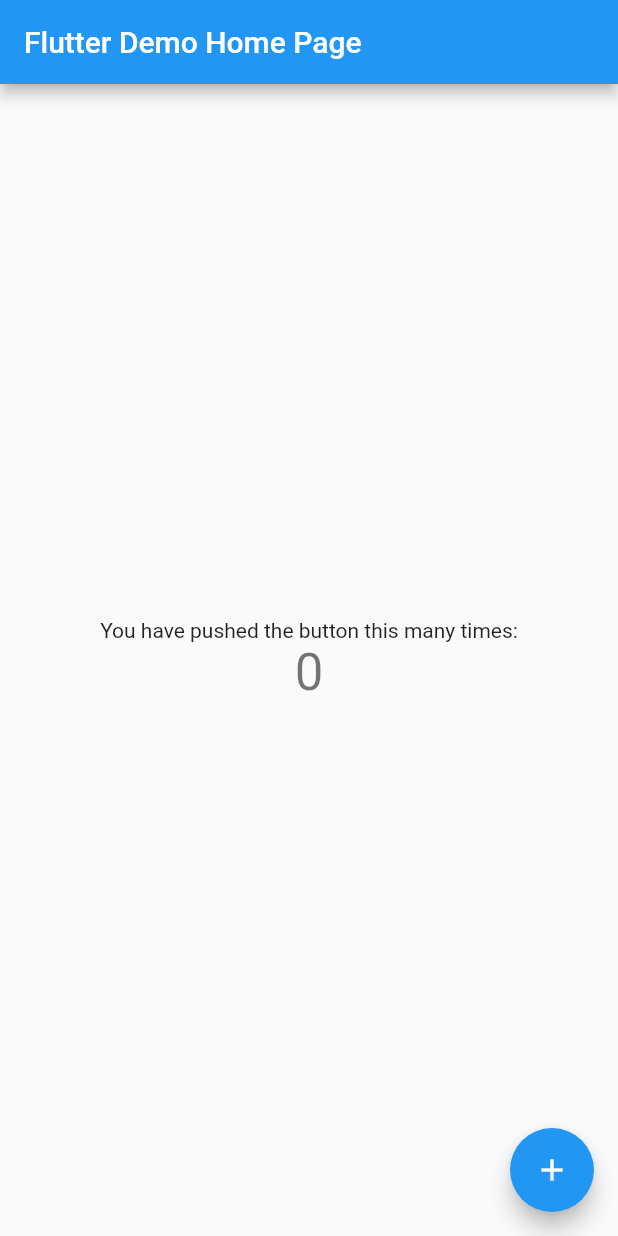
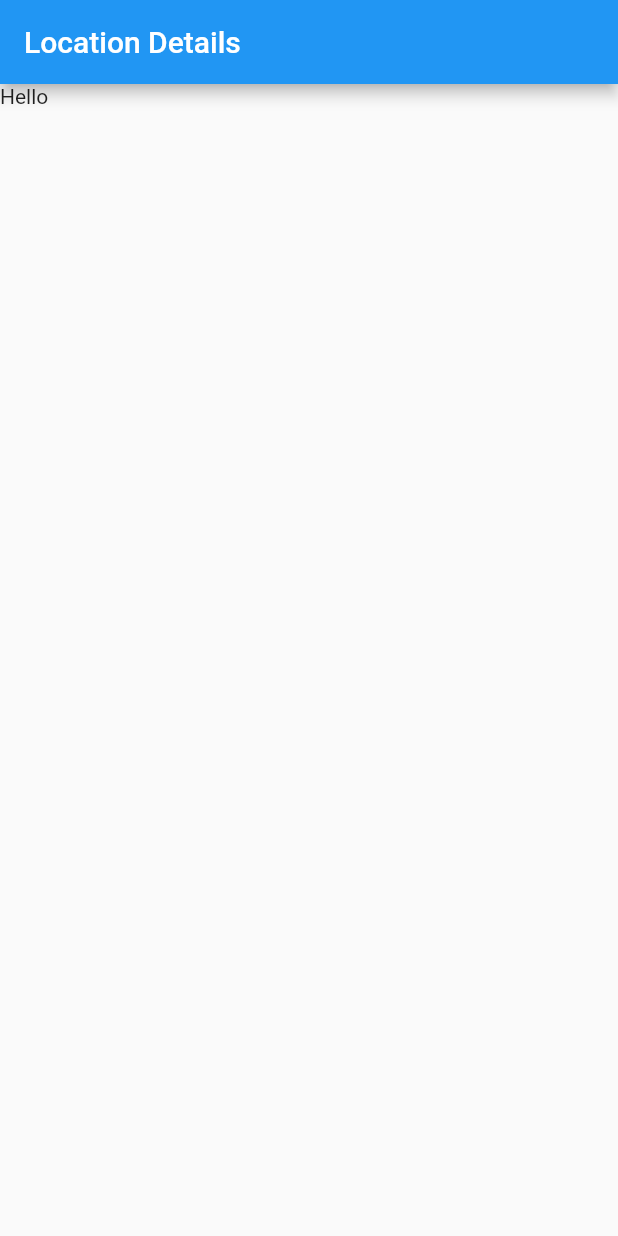
Before and after one commit to rahat1994/flutter_demo, a Flutter app: the screen it shows after launch, on a phone screen of 412 x 824 dp. Run offline on Flutter 3.47's test engine with Material 2 defaults, Android fonts, the phone set to English and light mode, and no system bars.

Commit message:
Added location details widget

```diff
--- /dev/null
+++ b/lib/app.dart
@@ -0,0 +1,15 @@
+import 'package:flutter/material.dart';
+import 'screens/location_detail/location_detail.dart';
+
+class App extends StatelessWidget {
+  @override
+  Widget build(BuildContext context) {
+
+    return MaterialApp(
+      home: LocationDetail(),
+    );
+  }
+
+
+
+}
--- a/lib/main.dart
+++ b/lib/main.dart
@@ -1,111 +1,4 @@
 import 'package:flutter/material.dart';
+import 'app.dart';
 
-void main() => runApp(MyApp());
-
-class MyApp extends StatelessWidget {
-  // This widget is the root of your application.
-  @override
-  Widget build(BuildContext context) {
-    return MaterialApp(
-      title: 'Flutter Demo',
-      theme: ThemeData(
-        // This is the theme of your application.
-        //
-        // Try running your application with "flutter run". You'll see the
-        // application has a blue toolbar. Then, without quitting the app, try
-        // changing the primarySwatch below to Colors.green and then invoke
-        // "hot reload" (press "r" in the console where you ran "flutter run",
-        // or simply save your changes to "hot reload" in a Flutter IDE).
-        // Notice that the counter didn't reset back to zero; the application
-        // is not restarted.
-        primarySwatch: Colors.blue,
-      ),
-      home: MyHomePage(title: 'Flutter Demo Home Page'),
-    );
-  }
-}
-
-class MyHomePage extends StatefulWidget {
-  MyHomePage({Key key, this.title}) : super(key: key);
-
-  // This widget is the home page of your application. It is stateful, meaning
-  // that it has a State object (defined below) that contains fields that affect
-  // how it looks.
-
-  // This class is the configuration for the state. It holds the values (in this
-  // case the title) provided by the parent (in this case the App widget) and
-  // used by the build method of the State. Fields in a Widget subclass are
-  // always marked "final".
-
-  final String title;
-
-  @override
-  _MyHomePageState createState() => _MyHomePageState();
-}
-
-class _MyHomePageState extends State<MyHomePage> {
-  int _counter = 0;
-
-  void _incrementCounter() {
-    setState(() {
-      // This call to setState tells the Flutter framework that something has
-      // changed in this State, which causes it to rerun the build method below
-      // so that the display can reflect the updated values. If we changed
-      // _counter without calling setState(), then the build method would not be
-      // called again, and so nothing would appear to happen.
-      _counter++;
-    });
-  }
-
-  @override
-  Widget build(BuildContext context) {
-    // This method is rerun every time setState is called, for instance as done
-    // by the _incrementCounter method above.
-    //
-    // The Flutter framework has been optimized to make rerunning build methods
-    // fast, so that you can just rebuild anything that needs updating rather
-    // than having to individually change instances of widgets.
-    return Scaffold(
-      appBar: AppBar(
-        // Here we take the value from the MyHomePage object that was created by
-        // the App.build method, and use it to set our appbar title.
-        title: Text(widget.title),
-      ),
-      body: Center(
-        // Center is a layout widget. It takes a single child and positions it
-        // in the middle of the parent.
-        child: Column(
-          // Column is also layout widget. It takes a list of children and
-          // arranges them vertically. By default, it sizes itself to fit its
-          // children horizontally, and tries to be as tall as its parent.
-          //
-          // Invoke "debug painting" (press "p" in the console, choose the
-          // "Toggle Debug Paint" action from the Flutter Inspector in Android
-          // Studio, or the "Toggle Debug Paint" command in Visual Studio Code)
-          // to see the wireframe for each widget.
-          //
-          // Column has various properties to control how it sizes itself and
-          // how it positions its children. Here we use mainAxisAlignment to
-          // center the children vertically; the main axis here is the vertical
-          // axis because Columns are vertical (the cross axis would be
-          // horizontal).
-          mainAxisAlignment: MainAxisAlignment.center,
-          children: <Widget>[
-            Text(
-              'You have pushed the button this many times:',
-            ),
-            Text(
-              '$_counter',
-              style: Theme.of(context).textTheme.display1,
-            ),
-          ],
-        ),
-      ),
-      floatingActionButton: FloatingActionButton(
-        onPressed: _incrementCounter,
-        tooltip: 'Increment',
-        child: Icon(Icons.add),
-      ), // This trailing comma makes auto-formatting nicer for build methods.
-    );
-  }
-}
+void main() => runApp(App());
--- /dev/null
+++ b/lib/screens/location_detail/location_detail.dart
@@ -0,0 +1,15 @@
+import 'package:flutter/material.dart';
+
+class LocationDetail extends StatelessWidget {
+  @override
+  Widget build(BuildContext context) {
+    // TODO: implement build
+    return Scaffold(
+      appBar: AppBar(
+        title: Text('Location Details'),
+      ),
+      body: Text('Hello'),
+    );
+  }
+
+}
```
